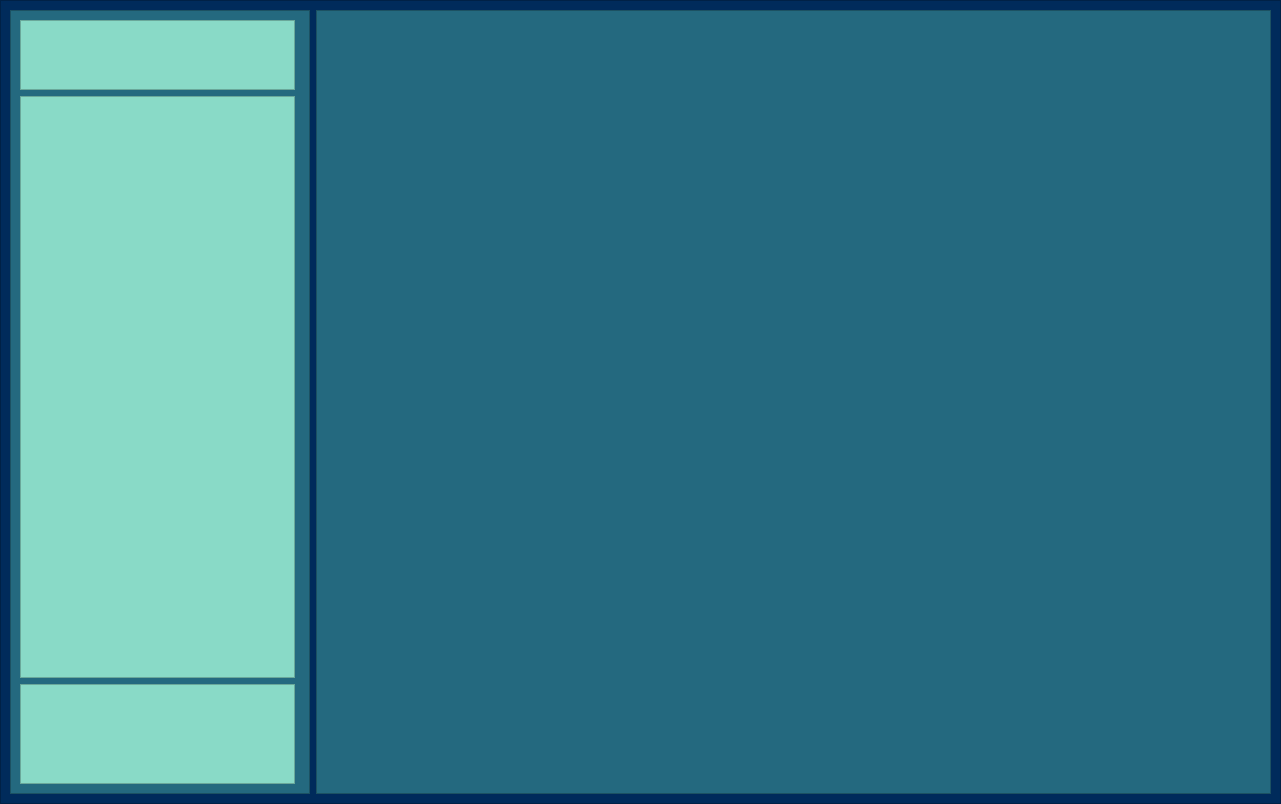
Above: EmPower/Frontend/PyQt_UI/lesson_page.ui from ahmedfahad04/SPL-2 before the change. Below: the same form after it.
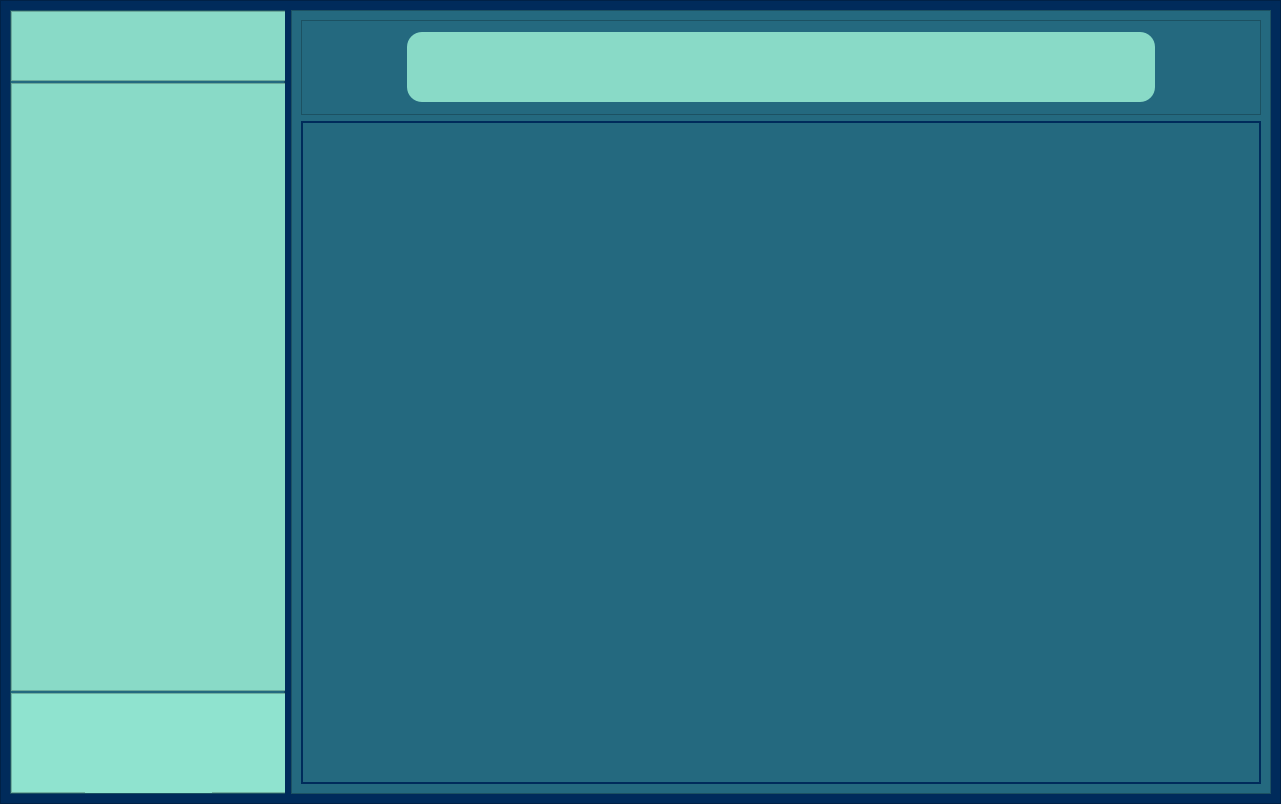
That is the form after the change. Icons and pictures are not drawn.

Diff of the .ui file:
```diff
--- a/EmPower/Frontend/PyQt_UI/lesson_page.ui
+++ b/EmPower/Frontend/PyQt_UI/lesson_page.ui
@@ -43,13 +43,13 @@
         <widget class="QFrame" name="frame_2">
          <property name="minimumSize">
           <size>
-           <width>300</width>
+           <width>275</width>
            <height>780</height>
           </size>
          </property>
          <property name="maximumSize">
           <size>
-           <width>300</width>
+           <width>275</width>
            <height>16777215</height>
           </size>
          </property>
@@ -63,6 +63,21 @@
           <enum>QFrame::Raised</enum>
          </property>
          <layout class="QVBoxLayout" name="verticalLayout">
+          <property name="spacing">
+           <number>2</number>
+          </property>
+          <property name="leftMargin">
+           <number>0</number>
+          </property>
+          <property name="topMargin">
+           <number>0</number>
+          </property>
+          <property name="rightMargin">
+           <number>0</number>
+          </property>
+          <property name="bottomMargin">
+           <number>0</number>
+          </property>
           <item>
            <widget class="QFrame" name="frame_4">
             <property name="sizePolicy">
@@ -134,7 +149,7 @@
              </size>
             </property>
             <property name="styleSheet">
-             <string notr="true">background-color: rgb(137, 218, 199);</string>
+             <string notr="true">background-color: rgb(143, 227, 207)</string>
             </property>
             <property name="frameShape">
              <enum>QFrame::StyledPanel</enum>
@@ -142,26 +157,59 @@
             <property name="frameShadow">
              <enum>QFrame::Raised</enum>
             </property>
-            <widget class="QLabel" name="label">
-             <property name="geometry">
-              <rect>
-               <x>74</x>
-               <y>5</y>
-               <width>111</width>
-               <height>91</height>
-              </rect>
-             </property>
-             <property name="styleSheet">
-              <string notr="true">border-color: rgb(0, 43, 91);
-border: 2px;</string>
-             </property>
-             <property name="text">
-              <string/>
-             </property>
-             <property name="pixmap">
-              <pixmap>small_logo.png</pixmap>
-             </property>
-            </widget>
+            <layout class="QHBoxLayout" name="horizontalLayout_3">
+             <item>
+              <spacer name="horizontalSpacer_2">
+               <property name="orientation">
+                <enum>Qt::Horizontal</enum>
+               </property>
+               <property name="sizeHint" stdset="0">
+                <size>
+                 <width>53</width>
+                 <height>20</height>
+                </size>
+               </property>
+              </spacer>
+             </item>
+             <item>
+              <widget class="QLabel" name="label">
+               <property name="minimumSize">
+                <size>
+                 <width>127</width>
+                 <height>90</height>
+                </size>
+               </property>
+               <property name="maximumSize">
+                <size>
+                 <width>140</width>
+                 <height>90</height>
+                </size>
+               </property>
+               <property name="styleSheet">
+                <string notr="true"/>
+               </property>
+               <property name="text">
+                <string/>
+               </property>
+               <property name="pixmap">
+                <pixmap>../Images/bottom_banner.png</pixmap>
+               </property>
+              </widget>
+             </item>
+             <item>
+              <spacer name="horizontalSpacer">
+               <property name="orientation">
+                <enum>Qt::Horizontal</enum>
+               </property>
+               <property name="sizeHint" stdset="0">
+                <size>
+                 <width>51</width>
+                 <height>20</height>
+                </size>
+               </property>
+              </spacer>
+             </item>
+            </layout>
            </widget>
           </item>
          </layout>
@@ -184,6 +232,155 @@
          <property name="frameShadow">
           <enum>QFrame::Raised</enum>
          </property>
+         <layout class="QVBoxLayout" name="verticalLayout_2">
+          <item>
+           <widget class="QFrame" name="frame_7">
+            <property name="minimumSize">
+             <size>
+              <width>950</width>
+              <height>95</height>
+             </size>
+            </property>
+            <property name="maximumSize">
+             <size>
+              <width>16777215</width>
+              <height>95</height>
+             </size>
+            </property>
+            <property name="styleSheet">
+             <string notr="true"/>
+            </property>
+            <property name="frameShape">
+             <enum>QFrame::StyledPanel</enum>
+            </property>
+            <property name="frameShadow">
+             <enum>QFrame::Raised</enum>
+            </property>
+            <layout class="QHBoxLayout" name="horizontalLayout_4">
+             <item>
+              <widget class="QPushButton" name="pushButton">
+               <property name="maximumSize">
+                <size>
+                 <width>90</width>
+                 <height>80</height>
+                </size>
+               </property>
+               <property name="cursor">
+                <cursorShape>PointingHandCursor</cursorShape>
+               </property>
+               <property name="styleSheet">
+                <string notr="true">QPushButton {
+	background-color: #2B4865 #256D85;
+	border: none;
+}
+
+QPushButton:hover:!pressed
+{
+	background-color:  #256D85;
+	border-top-left-radius: 15px;
+	border-bottom-left-radius: 15px;
+}</string>
+               </property>
+               <property name="text">
+                <string/>
+               </property>
+               <property name="icon">
+                <iconset>
+                 <normaloff>../Images/backward.png</normaloff>../Images/backward.png</iconset>
+               </property>
+               <property name="iconSize">
+                <size>
+                 <width>150</width>
+                 <height>150</height>
+                </size>
+               </property>
+              </widget>
+             </item>
+             <item>
+              <widget class="QLabel" name="label_2">
+               <property name="minimumSize">
+                <size>
+                 <width>660</width>
+                 <height>0</height>
+                </size>
+               </property>
+               <property name="maximumSize">
+                <size>
+                 <width>16777215</width>
+                 <height>70</height>
+                </size>
+               </property>
+               <property name="styleSheet">
+                <string notr="true">background-color: rgb(137, 218, 199);
+border-radius: 15px;</string>
+               </property>
+               <property name="text">
+                <string/>
+               </property>
+              </widget>
+             </item>
+             <item>
+              <widget class="QPushButton" name="pushButton_2">
+               <property name="maximumSize">
+                <size>
+                 <width>90</width>
+                 <height>80</height>
+                </size>
+               </property>
+               <property name="cursor">
+                <cursorShape>PointingHandCursor</cursorShape>
+               </property>
+               <property name="styleSheet">
+                <string notr="true">QPushButton {
+	background-color: #2B4865 #256D85;
+	border: none;
+}
+
+QPushButton:hover:!pressed
+{
+	background-color:  #256D85;
+	border-top-right-radius: 15px;
+	border-bottom-right-radius: 15px;
+}</string>
+               </property>
+               <property name="text">
+                <string/>
+               </property>
+               <property name="icon">
+                <iconset>
+                 <normaloff>../Images/forward.png</normaloff>../Images/forward.png</iconset>
+               </property>
+               <property name="iconSize">
+                <size>
+                 <width>150</width>
+                 <height>150</height>
+                </size>
+               </property>
+              </widget>
+             </item>
+            </layout>
+           </widget>
+          </item>
+          <item>
+           <widget class="QFrame" name="frame_8">
+            <property name="minimumSize">
+             <size>
+              <width>950</width>
+              <height>660</height>
+             </size>
+            </property>
+            <property name="styleSheet">
+             <string notr="true">border: 2px solid rgb(0, 43, 91);</string>
+            </property>
+            <property name="frameShape">
+             <enum>QFrame::StyledPanel</enum>
+            </property>
+            <property name="frameShadow">
+             <enum>QFrame::Raised</enum>
+            </property>
+           </widget>
+          </item>
+         </layout>
         </widget>
        </item>
       </layout>
```
Left out of the diff: 2 changed lines with no effect on the pictures.
